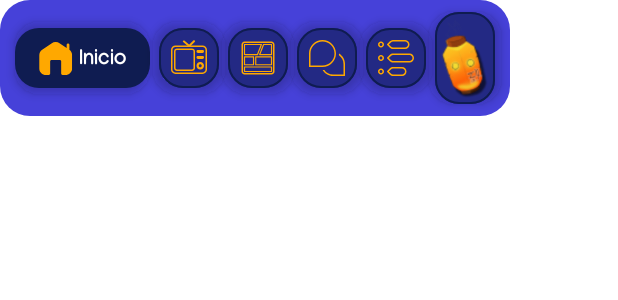
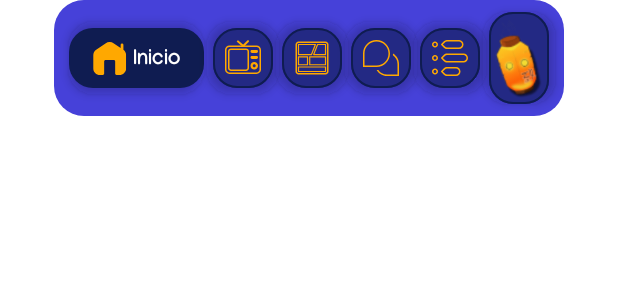
Before and after one commit to AnimeMatch/mobile-app, an Android app built with Jetpack Compose: the @Preview function BottomNavigationBarPreview, on a phone screen of 412 x 824 dp. Shown: the top 300 px of the screen. Run offline under Robolectric (Android 15) with nearby library versions, the phone set to English and light mode, and no system bars.

Commit message:
commit para merge

```diff
--- a/AnimeMatch/app/build.gradle.kts
+++ b/AnimeMatch/app/build.gradle.kts
@@ -59,6 +59,7 @@ dependencies {
     implementation(libs.androidx.ui.graphics)
     implementation(libs.androidx.ui.tooling.preview)
     implementation(libs.androidx.material3)
+    implementation("androidx.navigation:navigation-compose:2.7.7")
     testImplementation(libs.junit)
     androidTestImplementation(libs.androidx.junit)
     androidTestImplementation(libs.androidx.espresso.core)
--- a/AnimeMatch/app/src/main/java/com/myApp/ui/components/CarrosselAnime.kt
+++ b/AnimeMatch/app/src/main/java/com/myApp/ui/components/CarrosselAnime.kt
@@ -20,7 +20,6 @@ import androidx.compose.ui.unit.sp
 import com.example.animematch.R
 import com.myApp.ui.theme.Poppins
 import com.myApp.ui.theme.Roboto
-
 
 data class Anime(
     val id: Int,
--- a/AnimeMatch/app/src/main/java/com/myApp/ui/components/NavigationBottomBar.kt
+++ b/AnimeMatch/app/src/main/java/com/myApp/ui/components/NavigationBottomBar.kt
@@ -6,6 +6,7 @@ import androidx.compose.foundation.background
 import androidx.compose.foundation.layout.Arrangement
 import androidx.compose.foundation.layout.PaddingValues
 import androidx.compose.foundation.layout.Row
+import androidx.compose.foundation.layout.fillMaxWidth
 import androidx.compose.foundation.layout.padding
 import androidx.compose.foundation.layout.width
 import androidx.compose.foundation.shape.RoundedCornerShape
@@ -16,6 +17,7 @@ import androidx.compose.runtime.Composable
 import androidx.compose.ui.Alignment
 import androidx.compose.ui.Modifier
 import androidx.compose.ui.draw.shadow
+import androidx.compose.ui.graphics.Color
 import androidx.compose.ui.res.painterResource
 import androidx.compose.ui.tooling.preview.Preview
 import androidx.compose.ui.unit.dp
@@ -28,13 +30,15 @@ import com.myApp.ui.theme.blueButtomBarFocusAM
 @Composable
 fun BottomNavigationBar(
     modifier: Modifier = Modifier,
-    onHomeClick: () -> Unit = {},
-    onAnimeSearchClick: () -> Unit = {},
-    onMangaSearchClick: () -> Unit = {},
-    onForumClick: () -> Unit = {},
-    onListsClick: () -> Unit = {},
-    onPerfilClick: () -> Unit = {}
 ) {
+    Row(
+        modifier = modifier
+            .fillMaxWidth()
+            .padding(bottom = 8.dp)
+            .background(Color.Transparent),
+        horizontalArrangement = Arrangement.Center,
+        verticalAlignment =Alignment.CenterVertically
+    ){
         Row(
             modifier = modifier
                 .width(340.dp)
@@ -151,6 +155,7 @@ fun BottomNavigationBar(
             }
         }
     }
+}
 
 
 @Preview(showBackground = true)
```
Also changed, not shown: AnimeMatch/app/src/main/java/com/myApp/ui/Routes/Routes.kt (added, +36 -0 lines), AnimeMatch/app/src/main/java/com/myApp/ui/components/NavigationBottomBarDefault.kt (+14 -5 lines), AnimeMatch/app/src/main/java/com/myApp/ui/screens/HomeLoggoutActivity.kt (+48 -1 lines). Lines whose indentation alone changed are shown as unchanged.
